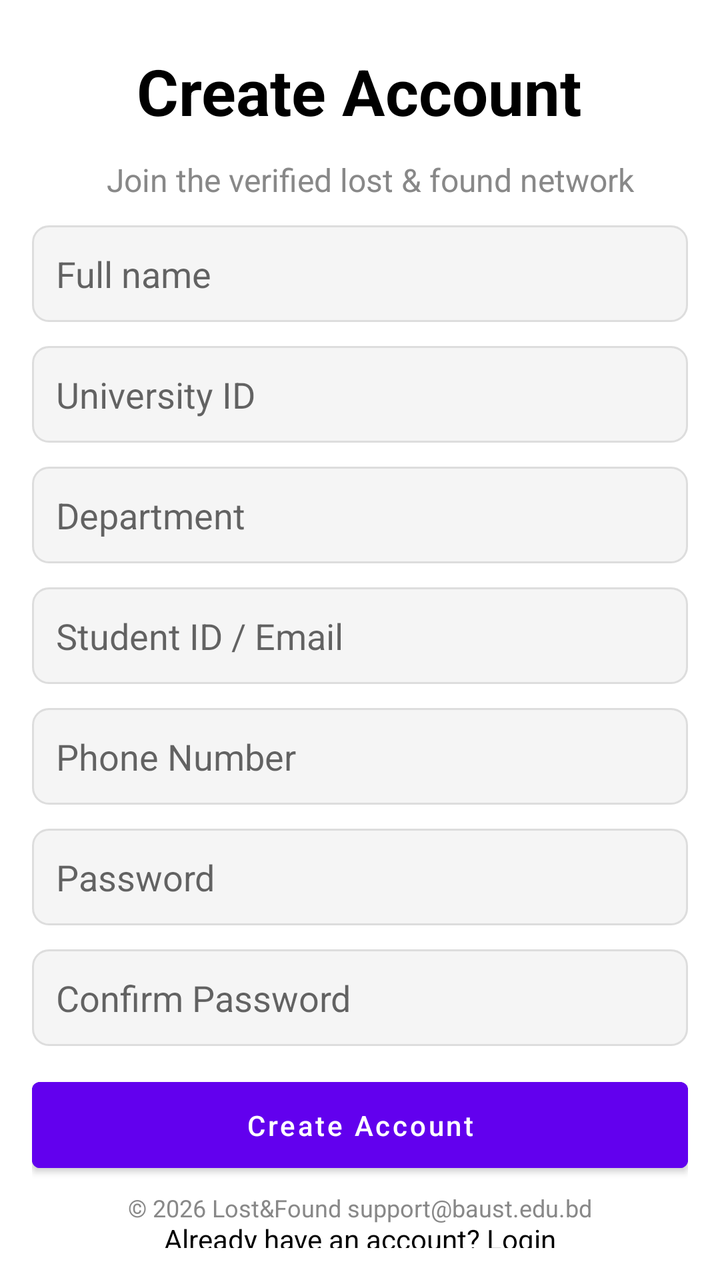
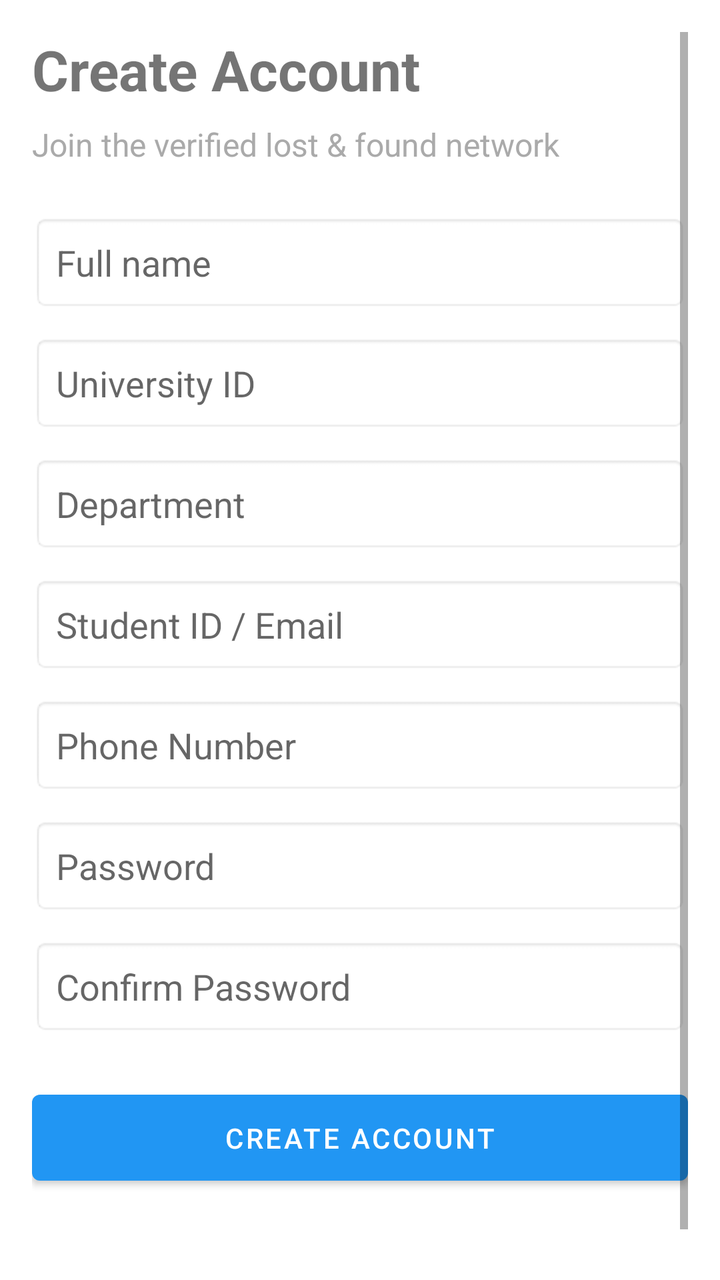

Screens rendered from an Android XML layout before and after an edit, with the pre-edit source and the edit as a unified diff.
<!-- AndroidManifest.xml: application theme Theme.CampusLostAndFound -->
<!-- res/layout/activity_registration.xml -->
<?xml version="1.0" encoding="utf-8"?>
<androidx.constraintlayout.widget.ConstraintLayout
    xmlns:android="http://schemas.android.com/apk/res/android"
    xmlns:app="http://schemas.android.com/apk/res-auto"
    xmlns:tools="http://schemas.android.com/tools"
    android:id="@+id/main"
    android:layout_width="match_parent"
    android:layout_height="match_parent"
    android:padding="16dp"
    tools:context=".RegistrationActivity">

    

    

    

    <TextView
        android:id="@+id/title"
        android:layout_width="wrap_content"
        android:layout_height="wrap_content"
        android:layout_marginTop="8dp"
        android:text="@string/register_title"
        android:textColor="@color/black"
        android:textSize="32sp"
        android:textStyle="bold"
        app:layout_constraintEnd_toEndOf="parent"
        app:layout_constraintHorizontal_bias="0.496"
        app:layout_constraintStart_toStartOf="parent"
        app:layout_constraintTop_toTopOf="parent" />

    

    

    

    

    

    

    <TextView
        android:id="@+id/subtitle"
        android:layout_width="374dp"
        android:layout_height="0dp"
        android:layout_marginTop="12dp"
        android:gravity="center"
        android:text="@string/register_subtitle"
        android:textColor="@color/gray"
        android:textSize="16sp"
        app:layout_constraintEnd_toEndOf="parent"
        app:layout_constraintHorizontal_bias="0.4"
        app:layout_constraintStart_toStartOf="parent"
        app:layout_constraintTop_toBottomOf="@id/title" />

    <EditText
        android:id="@+id/etFullName"
        android:layout_width="0dp"
        android:layout_height="wrap_content"
        android:layout_marginTop="12dp"
        android:autofillHints="name"
        android:background="@drawable/edit_text_bg"
        android:hint="@string/hint_full_name"
        android:inputType="textPersonName"
        android:padding="12dp"
        app:layout_constraintEnd_toEndOf="parent"
        app:layout_constraintHorizontal_bias="0.0"
        app:layout_constraintStart_toStartOf="parent"
        app:layout_constraintTop_toBottomOf="@id/subtitle" />

    <EditText
        android:id="@+id/etUniversityId"
        android:layout_width="0dp"
        android:layout_height="wrap_content"
        android:layout_marginTop="12dp"
        android:autofillHints="username"
        android:background="@drawable/edit_text_bg"
        android:hint="@string/hint_university_id"
        android:inputType="text"
        android:padding="12dp"
        app:layout_constraintEnd_toEndOf="parent"
        app:layout_constraintHorizontal_bias="0.0"
        app:layout_constraintStart_toStartOf="parent"
        app:layout_constraintTop_toBottomOf="@id/etFullName" />

    <EditText
        android:id="@+id/etDepartment"
        android:layout_width="0dp"
        android:layout_height="wrap_content"
        android:layout_marginTop="12dp"
        android:autofillHints="organization"
        android:background="@drawable/edit_text_bg"
        android:hint="@string/hint_department"
        android:inputType="text"
        android:padding="12dp"
        app:layout_constraintEnd_toEndOf="parent"
        app:layout_constraintHorizontal_bias="0.0"
        app:layout_constraintStart_toStartOf="parent"
        app:layout_constraintTop_toBottomOf="@id/etUniversityId" />

    <EditText
        android:id="@+id/etEmail"
        android:layout_width="0dp"
        android:layout_height="wrap_content"
        android:layout_marginTop="12dp"
        android:autofillHints="emailAddress"
        android:background="@drawable/edit_text_bg"
        android:hint="@string/hint_email"
        android:inputType="textEmailAddress"
        android:padding="12dp"
        app:layout_constraintEnd_toEndOf="parent"
        app:layout_constraintHorizontal_bias="0.0"
        app:layout_constraintStart_toStartOf="parent"
        app:layout_constraintTop_toBottomOf="@id/etDepartment" />

    <EditText
        android:id="@+id/etPhone"
        android:layout_width="0dp"
        android:layout_height="wrap_content"
        android:layout_marginTop="12dp"
        android:autofillHints="phone"
        android:background="@drawable/edit_text_bg"
        android:hint="@string/hint_phone"
        android:inputType="phone"
        android:padding="12dp"
        app:layout_constraintEnd_toEndOf="parent"
        app:layout_constraintHorizontal_bias="0.0"
        app:layout_constraintStart_toStartOf="parent"
        app:layout_constraintTop_toBottomOf="@id/etEmail" />

    <EditText
        android:id="@+id/etPassword"
        android:layout_width="0dp"
        android:layout_height="wrap_content"
        android:layout_marginTop="12dp"
        android:autofillHints="password"
        android:background="@drawable/edit_text_bg"
        android:hint="@string/hint_password"
        android:inputType="textPassword"
        android:padding="12dp"
        app:layout_constraintEnd_toEndOf="parent"
        app:layout_constraintHorizontal_bias="0.0"
        app:layout_constraintStart_toStartOf="parent"
        app:layout_constraintTop_toBottomOf="@id/etPhone" />

    

    
    <EditText
        android:id="@+id/etConfirmPassword"
        android:layout_width="0dp"
        android:layout_height="wrap_content"
        android:layout_marginTop="12dp"
        android:autofillHints="password"
        android:background="@drawable/edit_text_bg"
        android:hint="@string/hint_confirm_password"
        android:inputType="textPassword"
        android:padding="12dp"
        app:layout_constraintEnd_toEndOf="parent"
        app:layout_constraintHorizontal_bias="0.0"
        app:layout_constraintStart_toStartOf="parent"
        app:layout_constraintTop_toBottomOf="@id/etPassword" />

    <Button
        android:id="@+id/btnCreateAccount"
        android:layout_width="0dp"
        android:layout_height="wrap_content"
        android:layout_marginTop="12dp"
        android:backgroundTint="@color/primary"
        android:padding="12dp"
        android:text="@string/create_account"
        android:textAllCaps="false"
        app:layout_constraintEnd_toEndOf="parent"
        app:layout_constraintHorizontal_bias="0.0"
        app:layout_constraintStart_toStartOf="parent"
        app:layout_constraintTop_toBottomOf="@id/etConfirmPassword" />

    

    <TextView
        android:id="@+id/tvLogin"
        android:layout_width="wrap_content"
        android:layout_height="wrap_content"
        android:layout_marginTop="12dp"
        android:clickable="true"
        android:focusable="true"
        android:padding="8dp"
        android:text="@string/login_link"
        android:textColor="@color/black"
        android:textSize="14sp"
        app:layout_constraintEnd_toEndOf="parent"
        app:layout_constraintStart_toStartOf="parent"
        app:layout_constraintTop_toBottomOf="@id/btnCreateAccount" />

    <TextView
        android:id="@+id/footerLine1"
        android:layout_width="wrap_content"
        android:layout_height="wrap_content"
        android:layout_marginBottom="16dp"
        android:text="@string/footer_line1"
        android:textColor="@color/gray"
        android:textSize="12sp"
        app:layout_constraintBottom_toTopOf="@id/footerLine2"
        app:layout_constraintEnd_toEndOf="parent"
        app:layout_constraintStart_toStartOf="parent" />

    <TextView
        android:id="@+id/footerLine2"
        android:layout_width="wrap_content"
        android:layout_height="wrap_content"
        android:layout_marginBottom="12dp"
        android:text="@string/footer_line2"
        android:textColor="@color/gray"
        android:textSize="12sp"
        app:layout_constraintBottom_toBottomOf="parent"
        app:layout_constraintEnd_toEndOf="parent"
        app:layout_constraintStart_toStartOf="parent" />

</androidx.constraintlayout.widget.ConstraintLayout>
<!-- resources referenced by this layout -->
<resources>
  <color name="black">#FF000000</color>
  <color name="gray">#FF888888</color>
  <color name="primary">#FF6200EE</color>
  <!-- drawable edit_text_bg (drawable) -->
  <shape xmlns:android="http://schemas.android.com/apk/res/android">
      <solid android:color="#F5F5F5"/>
      <corners android:radius="8dp"/>
      <stroke android:width="1dp" android:color="#DDDDDD"/>
  </shape>
  <string name="create_account">Create Account</string>
  <string name="footer_line1">Centralized student platform</string>
  <string name="footer_line2">© 2026 Lost&amp;Found  support@baust.edu.bd</string>
  <string name="hint_confirm_password">Confirm Password</string>
  <string name="hint_department">Department</string>
  <string name="hint_email">Student ID / Email</string>
  <string name="hint_full_name">Full name</string>
  <string name="hint_password">Password</string>
  <string name="hint_phone">Phone Number</string>
  <string name="hint_university_id">University ID</string>
  <string name="login_link">Already have an account? Login</string>
  <string name="register_subtitle">Join the verified lost &amp; found network</string>
  <string name="register_title">Create Account</string>
  <style name="Theme.CampusLostAndFound" parent="Theme.MaterialComponents.DayNight.DarkActionBar">
          
          <item name="colorPrimaryVariant">@color/darkBlue</item>
          <item name="colorPrimary">@color/vibrantBlue</item>
          <item name="colorOnPrimary">@color/white</item>
          
          <item name="colorSecondary">@color/teal_200</item>
          <item name="colorSecondaryVariant">@color/teal_700</item>
          <item name="colorOnSecondary">@color/black</item>
          
          <item name="android:statusBarColor">?attr/colorPrimaryVariant</item>
          
      </style>
  <color name="darkBlue">#FF0D47A1</color>
  <color name="vibrantBlue">#FF2196F3</color>
  <color name="white">#FFFFFFFF</color>
  <color name="teal_200">#FF03DAC5</color>
  <color name="teal_700">#FF018786</color>
</resources>

<!-- the commit's change to res/layout/activity_registration.xml (unified diff, before → after) -->
@@ -1,221 +1,129 @@
 <?xml version="1.0" encoding="utf-8"?>
-<androidx.constraintlayout.widget.ConstraintLayout
-    xmlns:android="http://schemas.android.com/apk/res/android"
-    xmlns:app="http://schemas.android.com/apk/res-auto"
-    xmlns:tools="http://schemas.android.com/tools"
-    android:id="@+id/main"
+<ScrollView xmlns:android="http://schemas.android.com/apk/res/android"
     android:layout_width="match_parent"
     android:layout_height="match_parent"
-    android:padding="16dp"
-    tools:context=".RegistrationActivity">
+    android:fillViewport="true"
+    android:padding="16dp">
 
-    
+    <LinearLayout
+        android:layout_width="match_parent"
+        android:layout_height="wrap_content"
+        android:orientation="vertical">
 
-    
+        
+        <TextView
+            android:layout_width="wrap_content"
+            android:layout_height="wrap_content"
+            android:text="Create Account"
+            android:textSize="28sp"
+            android:textStyle="bold"
+            android:layout_marginBottom="8dp"/>
 
-    
+        
+        <TextView
+            android:layout_width="wrap_content"
+            android:layout_height="wrap_content"
+            android:text="Join the verified lost &amp; found network"
+            android:textSize="16sp"
+            android:textColor="@android:color/darker_gray"
+            android:layout_marginBottom="24dp"/>
 
-    <TextView
-        android:id="@+id/title"
-        android:layout_width="wrap_content"
-        android:layout_height="wrap_content"
-        android:layout_marginTop="8dp"
-        android:text="@string/register_title"
-        android:textColor="@color/black"
-        android:textSize="32sp"
-        android:textStyle="bold"
-        app:layout_constraintEnd_toEndOf="parent"
-        app:layout_constraintHorizontal_bias="0.496"
-        app:layout_constraintStart_toStartOf="parent"
-        app:layout_constraintTop_toTopOf="parent" />
+        
+        <EditText
+            android:id="@+id/etFullName"
+            android:layout_width="match_parent"
+            android:layout_height="wrap_content"
+            android:hint="Full name"
+            android:inputType="textPersonName"
+            android:padding="12dp"
+            android:layout_marginBottom="12dp"
+            android:background="@android:drawable/editbox_background"/>
 
-    
+        
+        <EditText
+            android:id="@+id/etUniversityId"
+            android:layout_width="match_parent"
+            android:layout_height="wrap_content"
+            android:hint="University ID"
+            android:inputType="number"
+            android:padding="12dp"
+            android:layout_marginBottom="12dp"
+            android:background="@android:drawable/editbox_background"/>
 
-    
+        
+        <EditText
+            android:id="@+id/etDepartment"
+            android:layout_width="match_parent"
+            android:layout_height="wrap_content"
+            android:hint="Department"
+            android:inputType="text"
+            android:padding="12dp"
+            android:layout_marginBottom="12dp"
+            android:background="@android:drawable/editbox_background"/>
 
-    
+        
+        <EditText
+            android:id="@+id/etEmail"
+            android:layout_width="match_parent"
+            android:layout_height="wrap_content"
+            android:hint="Student ID / Email"
+            android:inputType="textEmailAddress"
+            android:padding="12dp"
+            android:layout_marginBottom="12dp"
+            android:background="@android:drawable/editbox_background"/>
 
-    
+        
+        <EditText
+            android:id="@+id/etPhone"
+            android:layout_width="match_parent"
+            android:layout_height="wrap_content"
+            android:hint="Phone Number"
+            android:inputType="phone"
+            android:padding="12dp"
+            android:layout_marginBottom="12dp"
+            android:background="@android:drawable/editbox_background"/>
 
-    
+        
+        <EditText
+            android:id="@+id/etPassword"
+            android:layout_width="match_parent"
+            android:layout_height="wrap_content"
+            android:hint="Password"
+            android:inputType="textPassword"
+            android:padding="12dp"
+            android:layout_marginBottom="12dp"
+            android:background="@android:drawable/editbox_background"/>
 
-    
+        
+        <EditText
+            android:id="@+id/etConfirmPassword"
+            android:layout_width="match_parent"
+            android:layout_height="wrap_content"
+            android:hint="Confirm Password"
+            android:inputType="textPassword"
+            android:padding="12dp"
+            android:layout_marginBottom="24dp"
+            android:background="@android:drawable/editbox_background"/>
 
-    <TextView
-        android:id="@+id/subtitle"
-        android:layout_width="374dp"
-        android:layout_height="0dp"
-        android:layout_marginTop="12dp"
-        android:gravity="center"
-        android:text="@string/register_subtitle"
-        android:textColor="@color/gray"
-        android:textSize="16sp"
-        app:layout_constraintEnd_toEndOf="parent"
-        app:layout_constraintHorizontal_bias="0.4"
-        app:layout_constraintStart_toStartOf="parent"
-        app:layout_constraintTop_toBottomOf="@id/title" />
+        
+        <Button
+            android:id="@+id/btnCreateAccount"
+            android:layout_width="match_parent"
+            android:layout_height="wrap_content"
+            android:text="Create Account"
+            android:padding="12dp"
+            android:layout_marginBottom="16dp"/>
 
-    <EditText
-        android:id="@+id/etFullName"
-        android:layout_width="0dp"
-        android:layout_height="wrap_content"
-        android:layout_marginTop="12dp"
-        android:autofillHints="name"
-        android:background="@drawable/edit_text_bg"
-        android:hint="@string/hint_full_name"
-        android:inputType="textPersonName"
-        android:padding="12dp"
-        app:layout_constraintEnd_toEndOf="parent"
-        app:layout_constraintHorizontal_bias="0.0"
-        app:layout_constraintStart_toStartOf="parent"
-        app:layout_constraintTop_toBottomOf="@id/subtitle" />
+        
+        <TextView
+            android:id="@+id/tvLogin"
+            android:layout_width="match_parent"
+            android:layout_height="wrap_content"
+            android:text="Already have an account? Log in"
+            android:textAlignment="center"
+            android:textColor="@android:color/holo_blue_dark"
+            android:textSize="16sp"
+            android:padding="8dp"/>
 
-    <EditText
-        android:id="@+id/etUniversityId"
-        android:layout_width="0dp"
-        android:layout_height="wrap_content"
-        android:layout_marginTop="12dp"
-        android:autofillHints="username"
-        android:background="@drawable/edit_text_bg"
-        android:hint="@string/hint_university_id"
-        android:inputType="text"
-        android:padding="12dp"
-        app:layout_constraintEnd_toEndOf="parent"
-        app:layout_constraintHorizontal_bias="0.0"
-        app:layout_constraintStart_toStartOf="parent"
-        app:layout_constraintTop_toBottomOf="@id/etFullName" />
-
-    <EditText
-        android:id="@+id/etDepartment"
-        android:layout_width="0dp"
-        android:layout_height="wrap_content"
-        android:layout_marginTop="12dp"
-        android:autofillHints="organization"
-        android:background="@drawable/edit_text_bg"
-        android:hint="@string/hint_department"
-        android:inputType="text"
-        android:padding="12dp"
-        app:layout_constraintEnd_toEndOf="parent"
-        app:layout_constraintHorizontal_bias="0.0"
-        app:layout_constraintStart_toStartOf="parent"
-        app:layout_constraintTop_toBottomOf="@id/etUniversityId" />
-
-    <EditText
-        android:id="@+id/etEmail"
-        android:layout_width="0dp"
-        android:layout_height="wrap_content"
-        android:layout_marginTop="12dp"
-        android:autofillHints="emailAddress"
-        android:background="@drawable/edit_text_bg"
-        android:hint="@string/hint_email"
-        android:inputType="textEmailAddress"
-        android:padding="12dp"
-        app:layout_constraintEnd_toEndOf="parent"
-        app:layout_constraintHorizontal_bias="0.0"
-        app:layout_constraintStart_toStartOf="parent"
-        app:layout_constraintTop_toBottomOf="@id/etDepartment" />
-
-    <EditText
-        android:id="@+id/etPhone"
-        android:layout_width="0dp"
-        android:layout_height="wrap_content"
-        android:layout_marginTop="12dp"
-        android:autofillHints="phone"
-        android:background="@drawable/edit_text_bg"
-        android:hint="@string/hint_phone"
-        android:inputType="phone"
-        android:padding="12dp"
-        app:layout_constraintEnd_toEndOf="parent"
-        app:layout_constraintHorizontal_bias="0.0"
-        app:layout_constraintStart_toStartOf="parent"
-        app:layout_constraintTop_toBottomOf="@id/etEmail" />
-
-    <EditText
-        android:id="@+id/etPassword"
-        android:layout_width="0dp"
-        android:layout_height="wrap_content"
-        android:layout_marginTop="12dp"
-        android:autofillHints="password"
-        android:background="@drawable/edit_text_bg"
-        android:hint="@string/hint_password"
-        android:inputType="textPassword"
-        android:padding="12dp"
-        app:layout_constraintEnd_toEndOf="parent"
-        app:layout_constraintHorizontal_bias="0.0"
-        app:layout_constraintStart_toStartOf="parent"
-        app:layout_constraintTop_toBottomOf="@id/etPhone" />
-
-    
-
-    
-    <EditText
-        android:id="@+id/etConfirmPassword"
-        android:layout_width="0dp"
-        android:layout_height="wrap_content"
-        android:layout_marginTop="12dp"
-        android:autofillHints="password"
-        android:background="@drawable/edit_text_bg"
-        android:hint="@string/hint_confirm_password"
-        android:inputType="textPassword"
-        android:padding="12dp"
-        app:layout_constraintEnd_toEndOf="parent"
-        app:layout_constraintHorizontal_bias="0.0"
-        app:layout_constraintStart_toStartOf="parent"
-        app:layout_constraintTop_toBottomOf="@id/etPassword" />
-
-    <Button
-        android:id="@+id/btnCreateAccount"
-        android:layout_width="0dp"
-        android:layout_height="wrap_content"
-        android:layout_marginTop="12dp"
-        android:backgroundTint="@color/primary"
-        android:padding="12dp"
-        android:text="@string/create_account"
-        android:textAllCaps="false"
-        app:layout_constraintEnd_toEndOf="parent"
-        app:layout_constraintHorizontal_bias="0.0"
-        app:layout_constraintStart_toStartOf="parent"
-        app:layout_constraintTop_toBottomOf="@id/etConfirmPassword" />
-
-    
-
-    <TextView
-        android:id="@+id/tvLogin"
-        android:layout_width="wrap_content"
-        android:layout_height="wrap_content"
-        android:layout_marginTop="12dp"
-        android:clickable="true"
-        android:focusable="true"
-        android:padding="8dp"
-        android:text="@string/login_link"
-        android:textColor="@color/black"
-        android:textSize="14sp"
-        app:layout_constraintEnd_toEndOf="parent"
-        app:layout_constraintStart_toStartOf="parent"
-        app:layout_constraintTop_toBottomOf="@id/btnCreateAccount" />
-
-    <TextView
-        android:id="@+id/footerLine1"
-        android:layout_width="wrap_content"
-        android:layout_height="wrap_content"
-        android:layout_marginBottom="16dp"
-        android:text="@string/footer_line1"
-        android:textColor="@color/gray"
-        android:textSize="12sp"
-        app:layout_constraintBottom_toTopOf="@id/footerLine2"
-        app:layout_constraintEnd_toEndOf="parent"
-        app:layout_constraintStart_toStartOf="parent" />
-
-    <TextView
-        android:id="@+id/footerLine2"
-        android:layout_width="wrap_content"
-        android:layout_height="wrap_content"
-        android:layout_marginBottom="12dp"
-        android:text="@string/footer_line2"
-        android:textColor="@color/gray"
-        android:textSize="12sp"
-        app:layout_constraintBottom_toBottomOf="parent"
-        app:layout_constraintEnd_toEndOf="parent"
-        app:layout_constraintStart_toStartOf="parent" />
-
-</androidx.constraintlayout.widget.ConstraintLayout>
+    </LinearLayout>
+</ScrollView>
<!-- resource entries referenced after the edit -->
@@ -1,27 +1,6 @@
 <!-- resources referenced by this layout -->
 <resources>
   <color name="black">#FF000000</color>
-  <color name="gray">#FF888888</color>
-  <color name="primary">#FF6200EE</color>
-  <!-- drawable edit_text_bg (drawable) -->
-  <shape xmlns:android="http://schemas.android.com/apk/res/android">
-      <solid android:color="#F5F5F5"/>
-      <corners android:radius="8dp"/>
-      <stroke android:width="1dp" android:color="#DDDDDD"/>
-  </shape>
-  <string name="create_account">Create Account</string>
-  <string name="footer_line1">Centralized student platform</string>
-  <string name="footer_line2">© 2026 Lost&amp;Found  support@baust.edu.bd</string>
-  <string name="hint_confirm_password">Confirm Password</string>
-  <string name="hint_department">Department</string>
-  <string name="hint_email">Student ID / Email</string>
-  <string name="hint_full_name">Full name</string>
-  <string name="hint_password">Password</string>
-  <string name="hint_phone">Phone Number</string>
-  <string name="hint_university_id">University ID</string>
-  <string name="login_link">Already have an account? Login</string>
-  <string name="register_subtitle">Join the verified lost &amp; found network</string>
-  <string name="register_title">Create Account</string>
   <style name="Theme.CampusLostAndFound" parent="Theme.MaterialComponents.DayNight.DarkActionBar">
           
           <item name="colorPrimaryVariant">@color/darkBlue</item>
